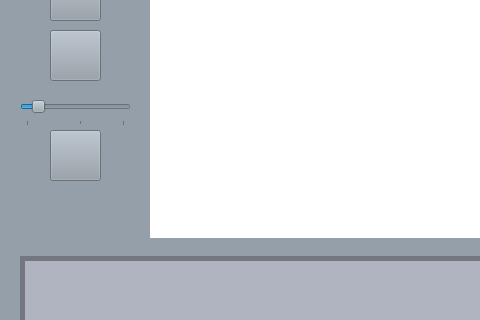
Before: the Qt Designer form mainwindow.ui in pluggedinn/Spriteeee, drawn with Qt 5; both pictures show x 0 to 480 and y 319 to 639 of the 855 by 732 pixel window.
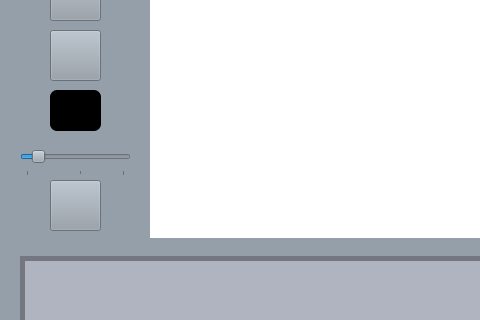
After: the same form once the commit is applied. Icons and pictures are not drawn.

What changed in the file:
```diff
--- a/mainwindow.ui
+++ b/mainwindow.ui
@@ -303,7 +303,7 @@
     <property name="geometry">
      <rect>
       <x>20</x>
-      <y>395</y>
+      <y>445</y>
       <width>111</width>
       <height>31</height>
      </rect>
@@ -355,7 +355,7 @@
     <property name="geometry">
      <rect>
       <x>50</x>
-      <y>430</y>
+      <y>480</y>
       <width>51</width>
       <height>51</height>
      </rect>
@@ -431,6 +431,25 @@
      <bool>false</bool>
     </property>
    </widget>
+   <widget class="QPushButton" name="selectedColorButton">
+    <property name="geometry">
+     <rect>
+      <x>50</x>
+      <y>390</y>
+      <width>51</width>
+      <height>41</height>
+     </rect>
+    </property>
+    <property name="styleSheet">
+     <string notr="true">QPushButton {
+	border-radius: 7px;
+	background-color: rgb(0, 0, 0);
+}</string>
+    </property>
+    <property name="text">
+     <string/>
+    </property>
+   </widget>
   </widget>
   <widget class="QMenuBar" name="menuBar">
    <property name="geometry">
```
